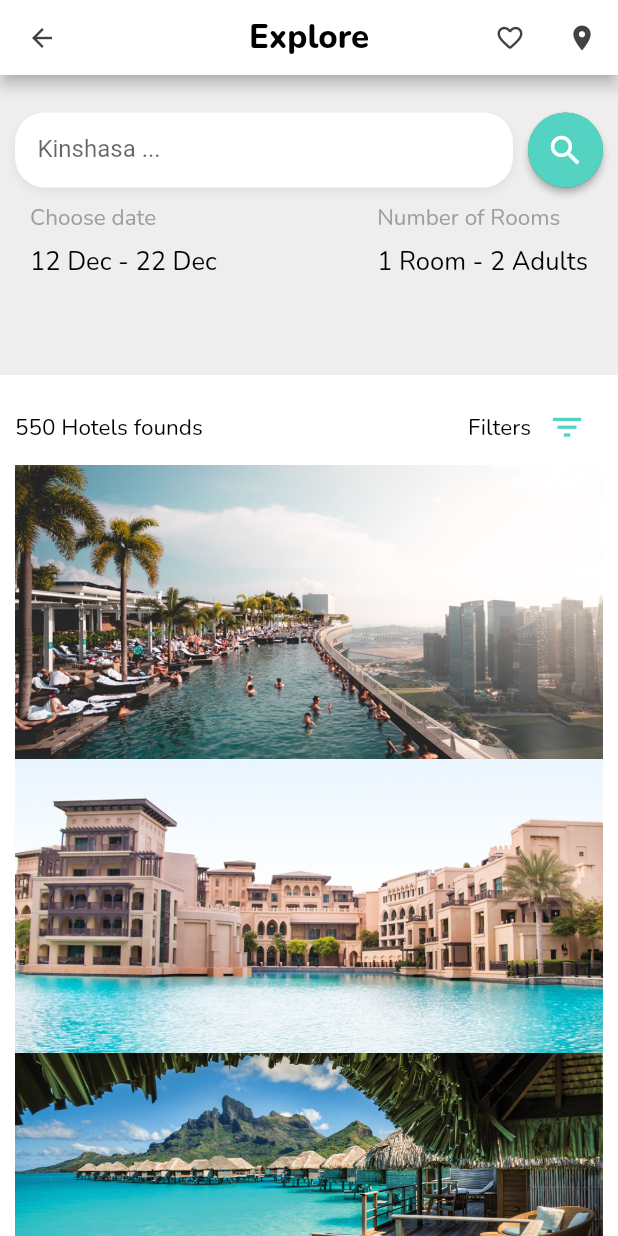
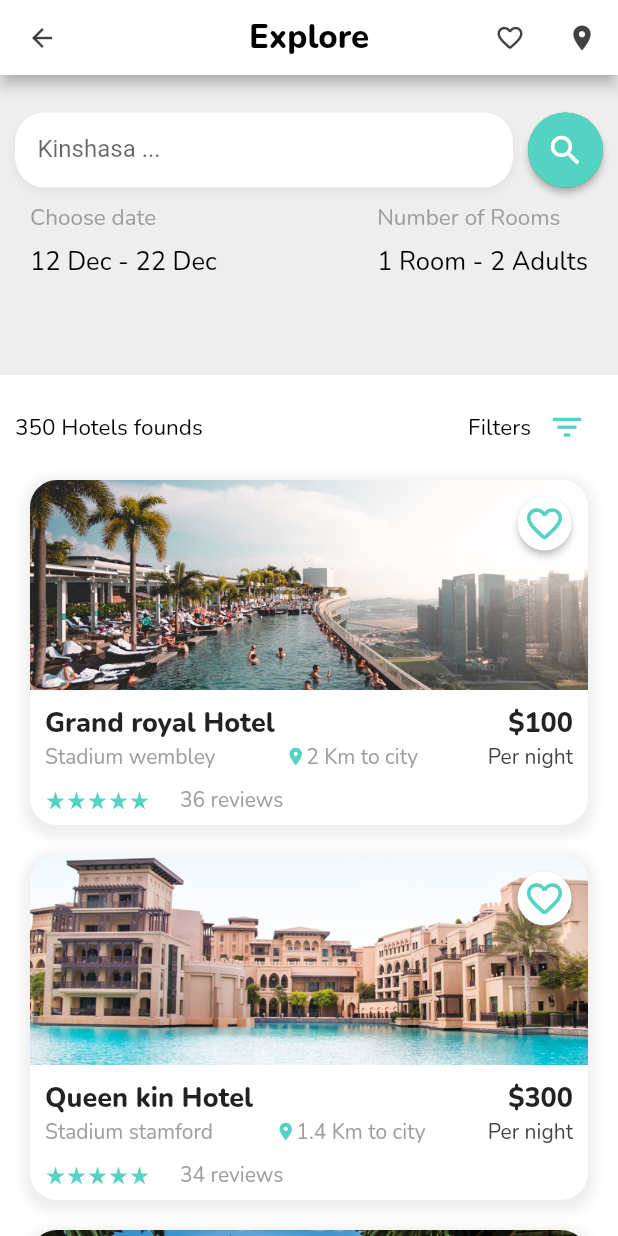
Before and after one commit to alphabas/hotels, a Flutter app: the screen it shows after launch, on a phone screen of 412 x 824 dp. Run offline on Flutter 3.47's test engine with Material 2 defaults, Android fonts, the phone set to English and light mode, and no system bars; our stand-ins replace calendar_date_picker2, google_fonts, table_calendar.

Commit message:
commit now

```diff
--- /dev/null
+++ b/lib/main_screens/calendar_page.dart
@@ -0,0 +1,58 @@
+import 'package:calendar_date_picker2/calendar_date_picker2.dart';
+import 'package:flutter/material.dart';
+import 'package:google_fonts/google_fonts.dart';
+import 'package:hotels/main.dart';
+
+class CalendarPage extends StatelessWidget {
+  @override
+  Widget build(BuildContext context) {
+    return Scaffold(
+      appBar: AppBar(
+        backgroundColor: Colors.white,
+        leading: IconButton(
+          icon: Icon(
+            Icons.arrow_back,
+            color: Colors.grey[800],
+            size: 20.0,
+          ),
+          onPressed: () => {
+            Navigator.push(
+              context,
+              MaterialPageRoute(
+                builder: (context) {
+                  return MyApp();
+                },
+              ),
+            ),
+          },
+        ),
+        centerTitle: true,
+        title: Text(
+          'Calendar',
+          style: GoogleFonts.nunito(
+            color: Colors.black,
+            fontSize: 22.0,
+            fontWeight: FontWeight.w700,
+          ),
+        ),
+      ),
+      body: SingleChildScrollView(
+        child: Column(
+          children: [
+            // CalendarDatePicker2(
+            //   config: CalendarDatePicker2Config(
+            //     calendarType: CalendarDatePicker2Type.range,
+            //   ),
+            //   onValueChanged: (dates) => {},
+            //   initialValue: [],
+            // )
+
+            // PeriodSection(),
+            // CalendarRange(),
+            // ValidateBookingSection(),
+          ],
+        ),
+      ),
+    );
+  }
+}
--- /dev/null
+++ b/lib/main_screens/hotelCard_screen.dart
@@ -0,0 +1,154 @@
+import 'package:flutter/material.dart';
+import 'package:google_fonts/google_fonts.dart';
+import 'package:hotels/main_screens/variableConst.dart';
+
+class HotelCard extends StatelessWidget {
+  final Map hotelData;
+  HotelCard(this.hotelData);
+  @override
+  Widget build(BuildContext context) {
+    return Container(
+      margin: EdgeInsets.all(10.0),
+      height: 230.0,
+      decoration: BoxDecoration(
+          color: Colors.white,
+          borderRadius: BorderRadius.all(Radius.circular(18.0)),
+          boxShadow: [
+            BoxShadow(
+                color: Colors.grey.shade200,
+                spreadRadius: 4,
+                blurRadius: 6,
+                offset: Offset(0, 3))
+          ]),
+      child: Column(children: [
+        Container(
+          height: 140.0,
+          decoration: BoxDecoration(
+            borderRadius: BorderRadius.only(
+                topLeft: Radius.circular(18), topRight: Radius.circular(18.0)),
+            image: DecorationImage(
+                image: AssetImage(
+                  hotelData['picture'],
+                ),
+                fit: BoxFit.cover),
+          ),
+          child: Stack(
+            children: [
+              Positioned(
+                  top: 5.0,
+                  right: -15,
+                  child: MaterialButton(
+                    color: Colors.white,
+                    shape: CircleBorder(),
+                    onPressed: () => {},
+                    child: Icon(
+                      Icons.favorite_outline_rounded,
+                      color: d_green,
+                      size: 28,
+                    ),
+                  ))
+            ],
+          ),
+        ),
+        Container(
+          margin: EdgeInsets.fromLTRB(10, 10, 10, 0),
+          child: Row(
+            mainAxisAlignment: MainAxisAlignment.spaceBetween,
+            children: [
+              Text(
+                hotelData['title'],
+                style: GoogleFonts.nunito(
+                    fontSize: 18, fontWeight: FontWeight.w800),
+              ),
+              Text(
+                '\$' + hotelData['price'],
+                style: GoogleFonts.nunito(
+                    fontSize: 18, fontWeight: FontWeight.w800),
+              )
+            ],
+          ),
+        ),
+        Container(
+          margin: EdgeInsets.symmetric(horizontal: 10),
+          child: Row(
+            mainAxisAlignment: MainAxisAlignment.spaceBetween,
+            children: [
+              Text(
+                hotelData['place'],
+                style: GoogleFonts.nunito(
+                    fontSize: 14,
+                    color: Colors.grey[500],
+                    fontWeight: FontWeight.w400),
+              ),
+              Row(
+                children: [
+                  Icon(
+                    Icons.place,
+                    color: d_green,
+                    size: 14.0,
+                  ),
+                  Text(
+                    hotelData['distance'].toString() + ' Km to city',
+                    style: GoogleFonts.nunito(
+                        fontSize: 14,
+                        color: Colors.grey[500],
+                        fontWeight: FontWeight.w400),
+                  )
+                ],
+              ),
+              Text(
+                'Per night',
+                style: GoogleFonts.nunito(
+                    fontSize: 14,
+                    color: Colors.grey.shade800,
+                    fontWeight: FontWeight.w400),
+              )
+            ],
+          ),
+        ),
+        Container(
+          margin: EdgeInsets.fromLTRB(10, 10, 10, 0),
+          child: Row(children: [
+            Row(
+              children: [
+                Icon(
+                  Icons.star_rate,
+                  color: d_green,
+                  size: 14.0,
+                ),
+                Icon(
+                  Icons.star_rate,
+                  color: d_green,
+                  size: 14.0,
+                ),
+                Icon(
+                  Icons.star_rate,
+                  color: d_green,
+                  size: 14.0,
+                ),
+                Icon(
+                  Icons.star_rate,
+                  color: d_green,
+                  size: 14.0,
+                ),
+                Icon(
+                  Icons.star_rate,
+                  color: d_green,
+                  size: 14.0,
+                ),
+              ],
+            ),
+            SizedBox(width: 20.0),
+            Text(
+              hotelData['review'].toString() + ' reviews',
+              style: GoogleFonts.nunito(
+                  fontSize: 14,
+                  color: Colors.grey[500],
+                  fontWeight: FontWeight.w400),
+            )
+          ]),
+        )
+      ]),
+    );
+  }
+}
--- a/lib/main_screens/hotelSection_screen.dart
+++ b/lib/main_screens/hotelSection_screen.dart
@@ -1,5 +1,6 @@
 import 'package:flutter/material.dart';
 import 'package:google_fonts/google_fonts.dart';
+import 'package:hotels/main_screens/hotelCard_screen.dart';
 import 'package:hotels/main_screens/variableConst.dart';
 
 class HotelSection extends StatelessWidget {
@@ -19,7 +20,7 @@ class HotelSection extends StatelessWidget {
               mainAxisAlignment: MainAxisAlignment.spaceBetween,
               children: [
                 Text(
-                  '550 Hotels founds',
+                  '350 Hotels founds',
                   style: GoogleFonts.nunito(color: Colors.black, fontSize: 15),
                 ),
                 Row(
@@ -43,9 +44,7 @@ class HotelSection extends StatelessWidget {
           ),
           Column(
             children: hotelList.map((current) {
-              return Container(child: Image.asset(current['picture'])
-                  // Text(hotel['title']),
-                  );
+              return HotelCard(current);
             }).toList(),
           )
         ],
--- a/lib/main_screens/search_screen.dart
+++ b/lib/main_screens/search_screen.dart
@@ -1,6 +1,7 @@
 import 'package:flutter/material.dart';
 import 'package:google_fonts/google_fonts.dart';
 import 'package:hotels/main.dart';
+import 'package:hotels/main_screens/calendar_page.dart';
 import 'package:hotels/main_screens/variableConst.dart';
 
 class SearchSection extends StatelessWidget {
@@ -50,7 +51,16 @@ class SearchSection extends StatelessWidget {
                     ],
                     borderRadius: BorderRadius.all(Radius.circular(25))),
                 child: ElevatedButton(
-                  onPressed: () => {},
+                  onPressed: () => {
+                    Navigator.push(
+                      context,
+                      MaterialPageRoute(
+                        builder: (context) {
+                          return CalendarPage();
+                        },
+                      ),
+                    )
+                  },
                   child: Icon(
                     Icons.search,
                     size: 26,
--- a/lib/main_screens/variableConst.dart
+++ b/lib/main_screens/variableConst.dart
@@ -1,6 +1,11 @@
 import 'package:flutter/material.dart';
+import 'package:table_calendar/table_calendar.dart';
 
 const d_green = Color(0xFF54D3C3);
+final kNow = DateTime.now();
+final kFirstDay = DateTime(kNow as int, kNow.month - 3, kNow.day);
+final kLastDay = DateTime(kNow.year, kNow.month + 3, kNow.day);
+
 final List hotelList = [
   {
     'title': 'Grand royal Hotel',
--- a/pubspec.yaml
+++ b/pubspec.yaml
@@ -14,6 +14,8 @@ dependencies:
 
   cupertino_icons: ^1.0.2
   google_fonts: ^3.0.1
+  table_calendar: ^3.0.8
+  calendar_date_picker2: ^0.3.5
 
 dev_dependencies:
   flutter_test:
```
Also changed, not shown: pubspec.lock.
